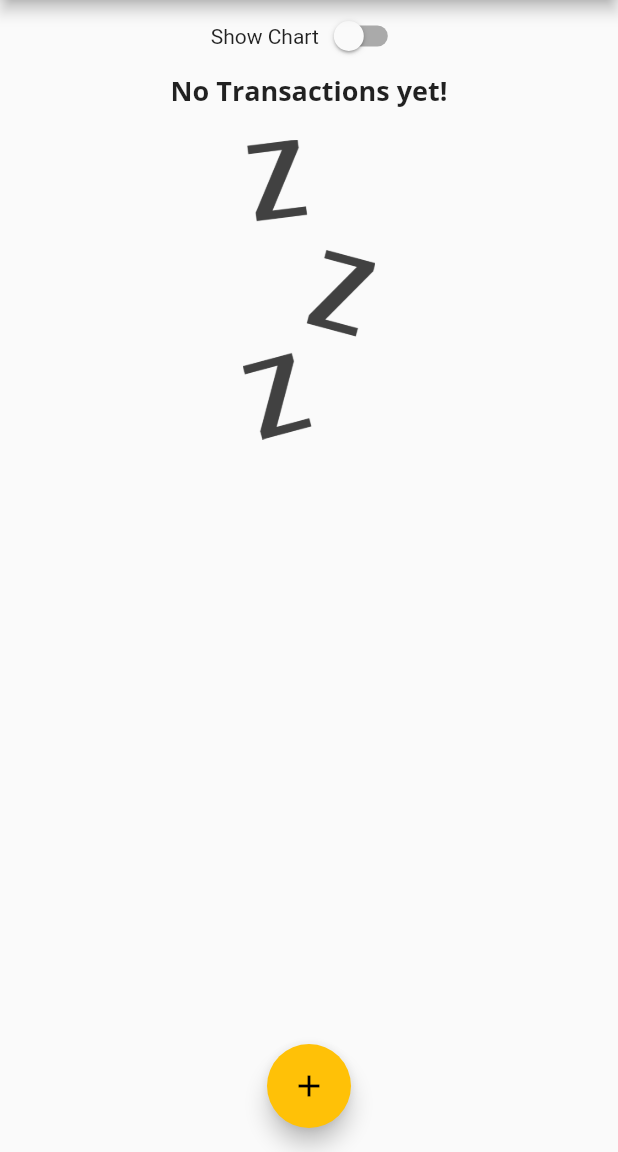
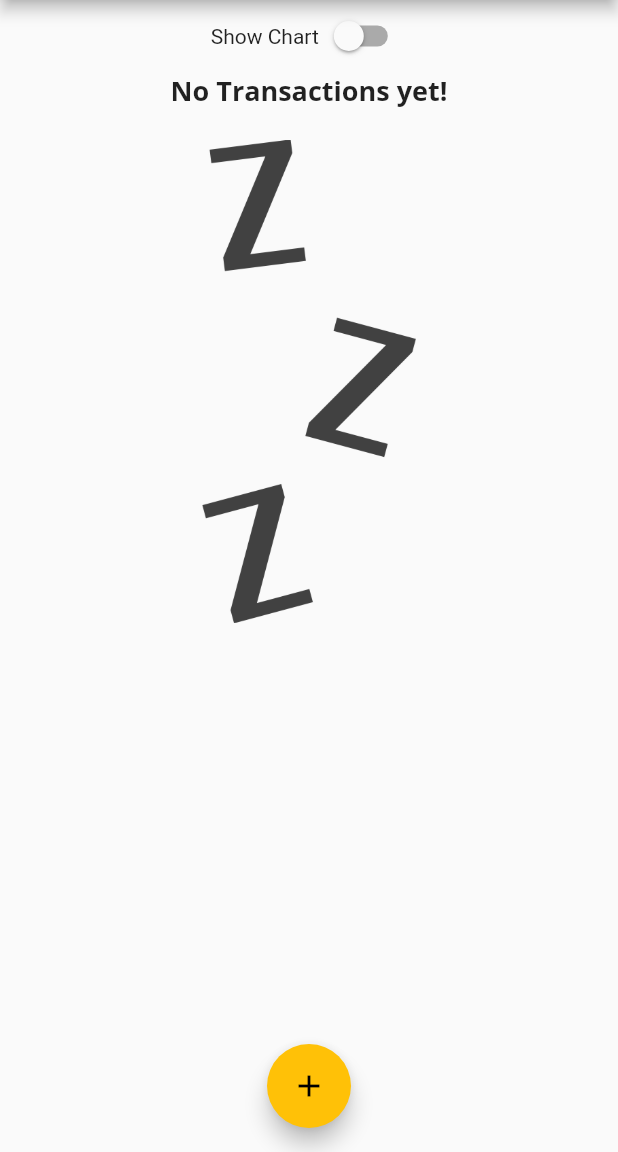
Before and after one commit to kguertin/learn_flutter, a Flutter app: the screen it shows after launch, on a phone screen of 412 x 824 dp, the part 84-1236 px from its top. Run offline on Flutter 3.47's test engine with Material 2 defaults, Android fonts, the light colour scheme and no system bars.

Commit message:
style components for landscape

```diff
--- a/expense_app/lib/main.dart
+++ b/expense_app/lib/main.dart
@@ -125,7 +125,7 @@ class _MyHomePageState extends State<MyHomePage> {
                     height: (MediaQuery.of(context).size.height -
                             appBar.preferredSize.height -
                             MediaQuery.of(context).padding.top) *
-                        0.3,
+                        0.7,
                     child: Chart(_recentTransactions),
                   )
                 : Container(
--- a/expense_app/lib/widgets/transactionList.dart
+++ b/expense_app/lib/widgets/transactionList.dart
@@ -12,7 +12,8 @@ class TransactionList extends StatelessWidget {
   @override
   Widget build(BuildContext context) {
     return transactions.isEmpty
-        ? Column(
+        ? LayoutBuilder(builder: (context, constraints) {
+            return Column(
               children: <Widget>[
                 Text(
                   'No Transactions yet!',
@@ -22,14 +23,15 @@ class TransactionList extends StatelessWidget {
                   height: 20,
                 ),
                 Container(
-                height: 200,
+                  height: constraints.maxHeight * 0.6,
                   child: Image.asset(
                     'assets/images/waiting.png',
                     fit: BoxFit.cover,
                   ),
                 )
               ],
-          )
+            );
+          })
         : ListView.builder(
             itemBuilder: (ctx, index) {
               return Card(
```
Lines whose indentation alone changed are shown as unchanged.
